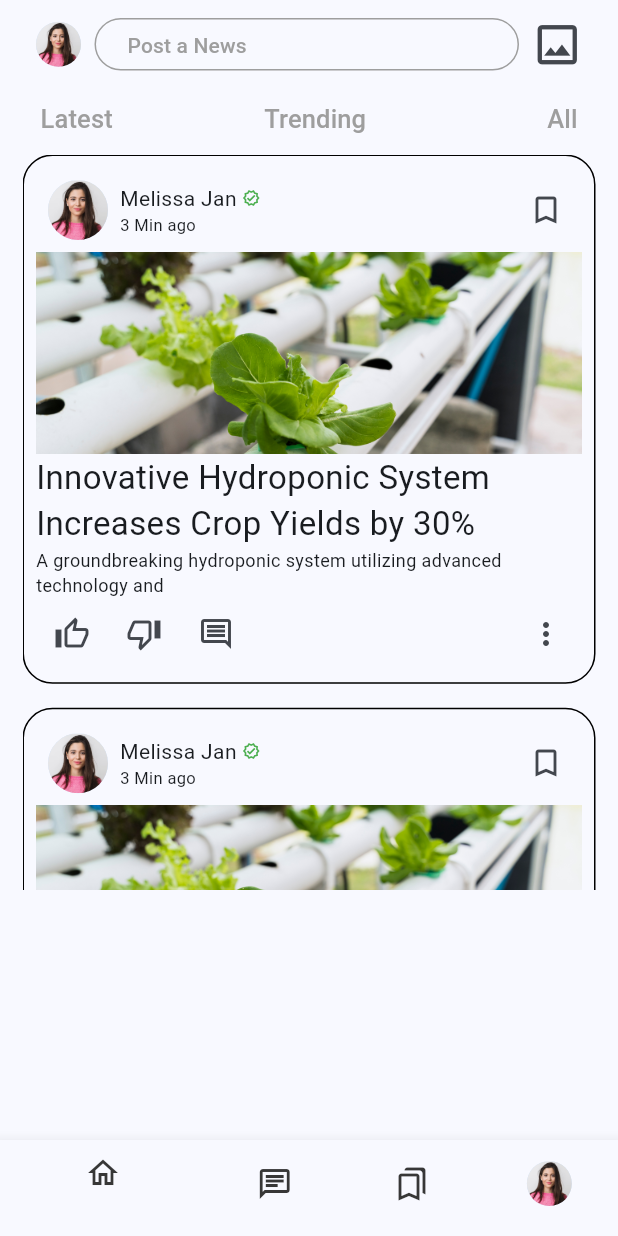
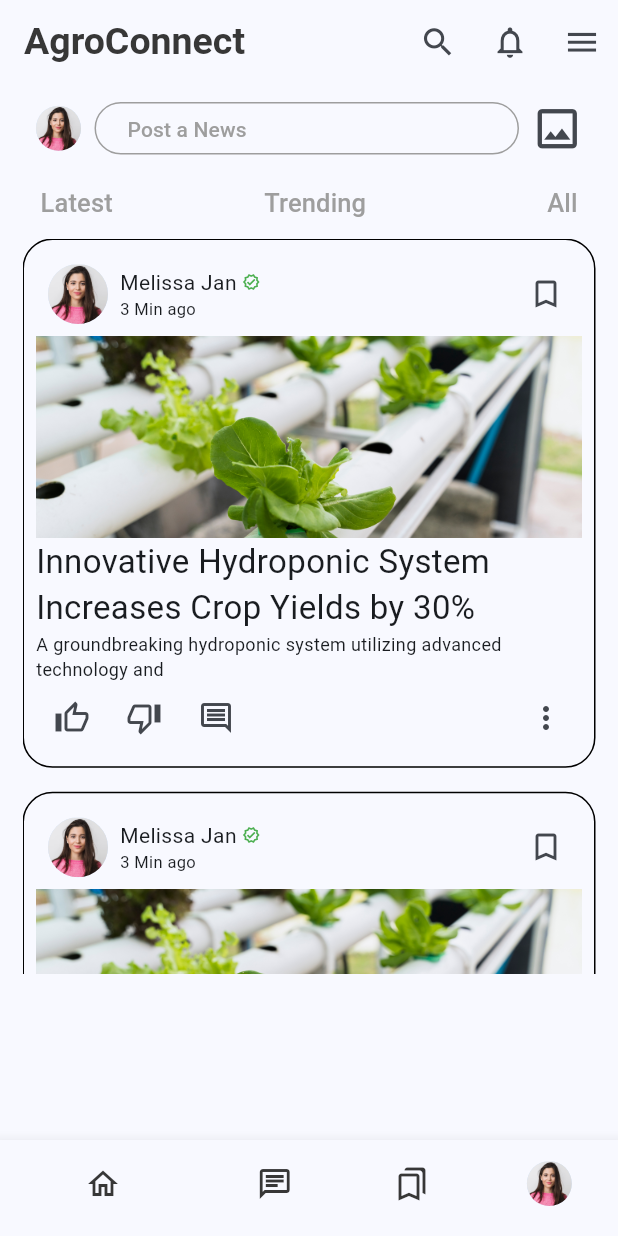
Before and after one commit to BhanuHasaranga/AgroConnect, a Flutter app: the Navigation screen opened directly, on a phone screen of 412 x 824 dp. Run offline on Flutter 3.47's test engine with Material 3 defaults, Android fonts, the phone set to English and light mode, and no system bars; our stand-ins replace dotted_border, firebase_auth, firebase_core, image_picker; accounts and stored records are empty.

```diff
--- a/lib/navigators.dart
+++ b/lib/navigators.dart
@@ -2,6 +2,8 @@ import 'package:flutter/material.dart';
 
 final GlobalKey<NavigatorState> globalNavigatorKey =
     GlobalKey<NavigatorState>(debugLabel: 'Global');
+final GlobalKey<NavigatorState> bottomNavigatorKey =
+    GlobalKey<NavigatorState>(debugLabel: 'BottomNavigator');
 final GlobalKey<NavigatorState> landingNavigatorKey =
     GlobalKey<NavigatorState>(debugLabel: 'LandingPage');
 final GlobalKey<NavigatorState> askNavigatorKey =
--- a/lib/screens/navigation_screen.dart
+++ b/lib/screens/navigation_screen.dart
@@ -1,7 +1,9 @@
+import 'package:agro_connect/navigators.dart';
 import 'package:agro_connect/screens/ask_screen.dart';
 import 'package:agro_connect/screens/landing_screen.dart';
 import 'package:agro_connect/screens/saved_content_screen.dart';
 import 'package:agro_connect/screens/user_profile_screen.dart';
+import 'package:agro_connect/widgets/myAppBar.dart';
 import 'package:agro_connect/widgets/navBar.dart';
 import 'package:flutter/material.dart';
 
@@ -17,6 +19,19 @@ class _NavigationState extends State<Navigation> {
   @override
   Widget build(BuildContext context) {
     return Scaffold(
+      appBar: MyAppBar(),
+      endDrawer: Drawer(
+        child: ListView(
+          children: [
+            ListTile(
+              title: Text("item1"),
+            ),
+            ListTile(
+              title: Text("item2"),
+            ),
+          ],
+        ),
+      ),
       body: IndexedStack(
         index: _currentIndex,
         children: const [
@@ -27,6 +42,7 @@ class _NavigationState extends State<Navigation> {
         ],
       ),
       bottomNavigationBar: BottomNavigationBar(
+        key: bottomNavigatorKey,
         currentIndex: _currentIndex,
         onTap: (index) {
           setState(() {
@@ -70,7 +86,7 @@ class _NavigationState extends State<Navigation> {
         ),
         selectedLabelStyle: TextStyle(color: Colors.green),
         selectedIconTheme: IconThemeData(color: Colors.green),
-
+        showSelectedLabels: false,
       ),
     );
   }
--- a/lib/widgets/myAppBar.dart
+++ b/lib/widgets/myAppBar.dart
@@ -33,7 +33,9 @@ class MyAppBar extends StatelessWidget implements PreferredSizeWidget {
           iconSize: 25,
         ),
         IconButton(
-          onPressed: () {},
+          onPressed: () {
+            Scaffold.of(context).openEndDrawer();
+          },
           icon: const Icon(Icons.menu),
           iconSize: 25,
         )
```
